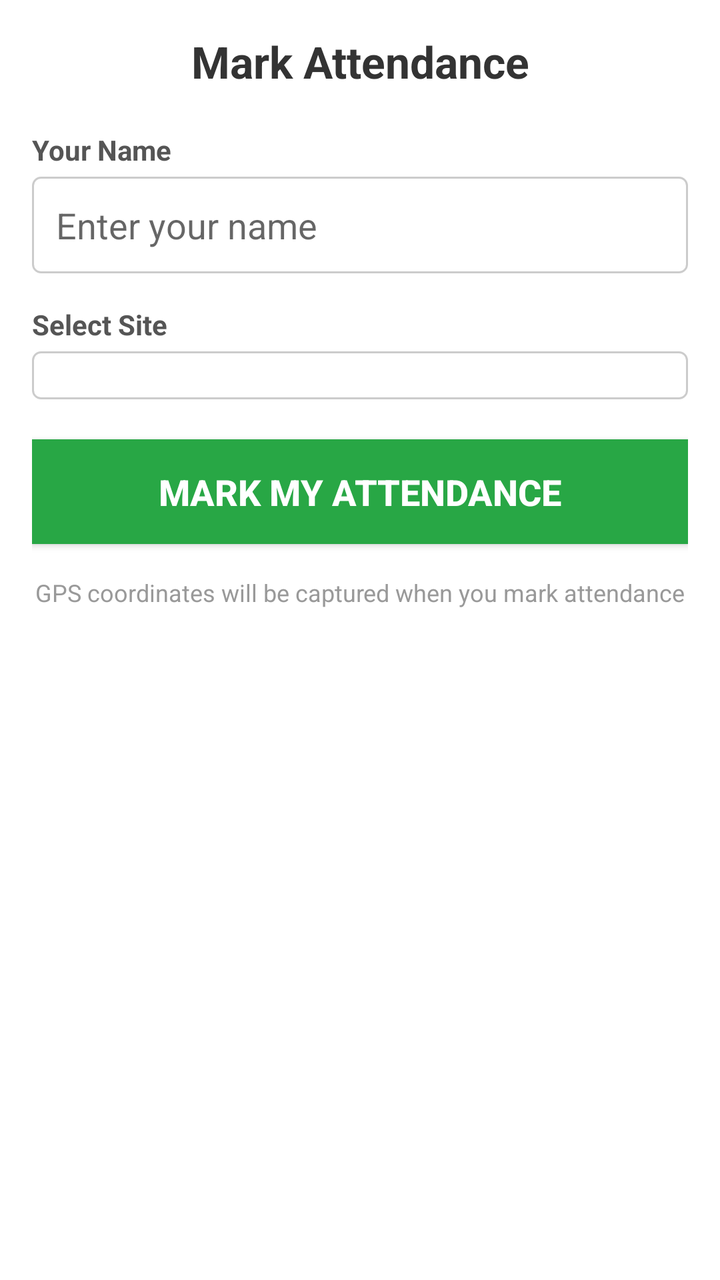
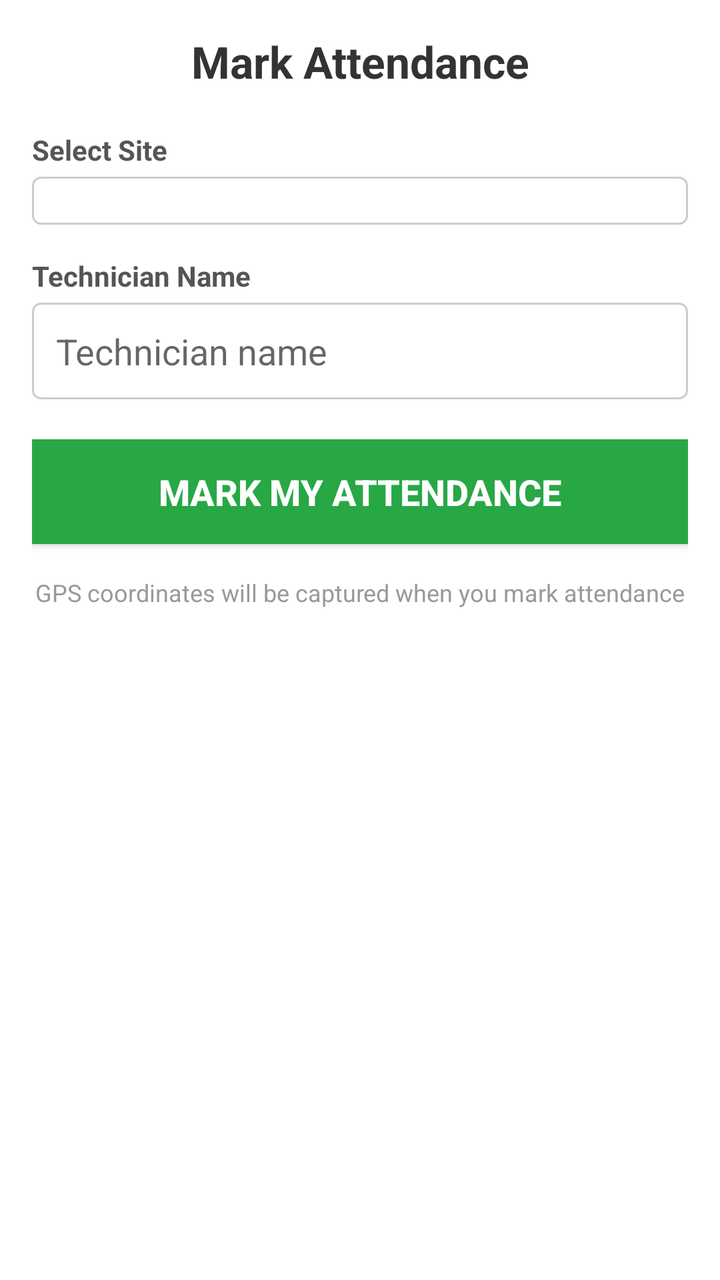

Before-and-after screenshots of an Android layout around one commit, followed by the original layout XML and the change that was made.
<!-- AndroidManifest.xml: application theme AppTheme -->
<!-- res/layout/fragment_attendance.xml -->
<?xml version="1.0" encoding="utf-8"?>
<ScrollView xmlns:android="http://schemas.android.com/apk/res/android"
    android:layout_width="match_parent"
    android:layout_height="match_parent"
    android:background="#ffffff">

    <LinearLayout
        android:layout_width="match_parent"
        android:layout_height="wrap_content"
        android:orientation="vertical"
        android:padding="16dp">

        
        <TextView
            android:layout_width="match_parent"
            android:layout_height="wrap_content"
            android:text="Mark Attendance"
            android:textSize="22sp"
            android:textStyle="bold"
            android:textColor="#333333"
            android:gravity="center"
            android:layout_marginBottom="20dp" />

        
        <TextView
            android:layout_width="match_parent"
            android:layout_height="wrap_content"
            android:text="Your Name"
            android:textSize="14sp"
            android:textStyle="bold"
            android:textColor="#555555"
            android:layout_marginBottom="4dp" />

        <EditText
            android:id="@+id/edtAttendanceName"
            android:layout_width="match_parent"
            android:layout_height="wrap_content"
            android:hint="Enter your name"
            android:inputType="textPersonName"
            android:padding="12dp"
            android:background="@drawable/edittext_border"
            android:layout_marginBottom="16dp" />

        
        <TextView
            android:layout_width="match_parent"
            android:layout_height="wrap_content"
            android:text="Select Site"
            android:textSize="14sp"
            android:textStyle="bold"
            android:textColor="#555555"
            android:layout_marginBottom="4dp" />

        <Spinner
            android:id="@+id/spnAttendanceSite"
            android:layout_width="match_parent"
            android:layout_height="wrap_content"
            android:background="@drawable/spinner_background"
            android:padding="12dp"
            android:layout_marginBottom="20dp" />

        
        <Button
            android:id="@+id/btnMarkAttendance"
            android:layout_width="match_parent"
            android:layout_height="wrap_content"
            android:text="Mark My Attendance"
            android:textSize="18sp"
            android:textStyle="bold"
            android:textColor="#ffffff"
            android:background="#28a745"
            android:padding="14dp"
            android:layout_marginBottom="16dp" />

        
        <LinearLayout
            android:id="@+id/layoutAttendanceResult"
            android:layout_width="match_parent"
            android:layout_height="wrap_content"
            android:orientation="vertical"
            android:background="#f0f9f0"
            android:padding="16dp"
            android:layout_marginBottom="16dp"
            android:visibility="gone">

            <TextView
                android:id="@+id/tvAttendanceStatus"
                android:layout_width="match_parent"
                android:layout_height="wrap_content"
                android:textSize="16sp"
                android:textStyle="bold"
                android:textColor="#28a745"
                android:gravity="center"
                android:layout_marginBottom="8dp" />

            <TextView
                android:id="@+id/tvAttendanceDetails"
                android:layout_width="match_parent"
                android:layout_height="wrap_content"
                android:textSize="13sp"
                android:textColor="#555555"
                android:gravity="center" />

        </LinearLayout>

        
        <ProgressBar
            android:id="@+id/progressAttendance"
            android:layout_width="wrap_content"
            android:layout_height="wrap_content"
            android:layout_gravity="center"
            android:layout_marginBottom="16dp"
            android:visibility="gone" />

        
        <TextView
            android:id="@+id/tvGpsStatus"
            android:layout_width="match_parent"
            android:layout_height="wrap_content"
            android:textSize="12sp"
            android:textColor="#999999"
            android:gravity="center"
            android:layout_marginBottom="8dp"
            android:text="GPS coordinates will be captured when you mark attendance" />

    </LinearLayout>

</ScrollView>
<!-- resources referenced by this layout -->
<resources>
  <!-- drawable edittext_border (drawable) -->
  <?xml version="1.0" encoding="utf-8"?>
  <shape xmlns:android="http://schemas.android.com/apk/res/android"
      android:shape="rectangle">
      <solid android:color="#FFFFFF" />
      <stroke
          android:width="1dp"
          android:color="#CCCCCC" />
      <corners android:radius="4dp" />
  </shape>
  <!-- drawable spinner_background (drawable) -->
  <?xml version="1.0" encoding="utf-8"?>
  <shape xmlns:android="http://schemas.android.com/apk/res/android"
      android:shape="rectangle">
      <solid android:color="#FFFFFF" />
      <stroke
          android:width="1dp"
          android:color="#CCCCCC" />
      <corners android:radius="4dp" />
      <padding
          android:left="8dp"
          android:right="8dp" />
  </shape>
  <style name="AppTheme" parent="Theme.AppCompat.Light.DarkActionBar">
          
          <item name="colorPrimary">@color/colorPrimary</item>
          <item name="colorPrimaryDark">@color/colorPrimaryDark</item>
          <item name="colorAccent">@color/colorAccent</item>
      </style>
  <color name="colorPrimary">#008577</color>
  <color name="colorPrimaryDark">#00574B</color>
  <color name="colorAccent">#D81B60</color>
</resources>

<!-- the commit's change to res/layout/fragment_attendance.xml (unified diff, before → after) -->
@@ -25,26 +25,6 @@
         <TextView
             android:layout_width="match_parent"
             android:layout_height="wrap_content"
-            android:text="Your Name"
-            android:textSize="14sp"
-            android:textStyle="bold"
-            android:textColor="#555555"
-            android:layout_marginBottom="4dp" />
-
-        <EditText
-            android:id="@+id/edtAttendanceName"
-            android:layout_width="match_parent"
-            android:layout_height="wrap_content"
-            android:hint="Enter your name"
-            android:inputType="textPersonName"
-            android:padding="12dp"
-            android:background="@drawable/edittext_border"
-            android:layout_marginBottom="16dp" />
-
-        
-        <TextView
-            android:layout_width="match_parent"
-            android:layout_height="wrap_content"
             android:text="Select Site"
             android:textSize="14sp"
             android:textStyle="bold"
@@ -57,6 +37,26 @@
             android:layout_height="wrap_content"
             android:background="@drawable/spinner_background"
             android:padding="12dp"
+            android:layout_marginBottom="16dp" />
+
+        
+        <TextView
+            android:layout_width="match_parent"
+            android:layout_height="wrap_content"
+            android:text="Technician Name"
+            android:textSize="14sp"
+            android:textStyle="bold"
+            android:textColor="#555555"
+            android:layout_marginBottom="4dp" />
+
+        <EditText
+            android:id="@+id/edtAttendanceName"
+            android:layout_width="match_parent"
+            android:layout_height="wrap_content"
+            android:hint="Technician name"
+            android:inputType="textPersonName"
+            android:padding="12dp"
+            android:background="@drawable/edittext_border"
             android:layout_marginBottom="20dp" />
 
         
